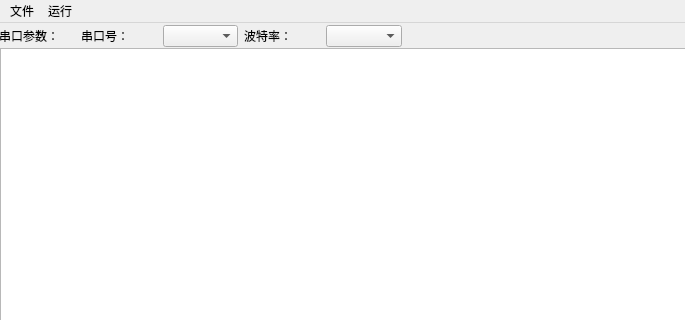
wangjun03/wjtools, file file2serial/f2s_ui.ui: the form before one commit; both pictures show x 0 to 685 and y 0 to 320 of the 1280 by 768 pixel window.
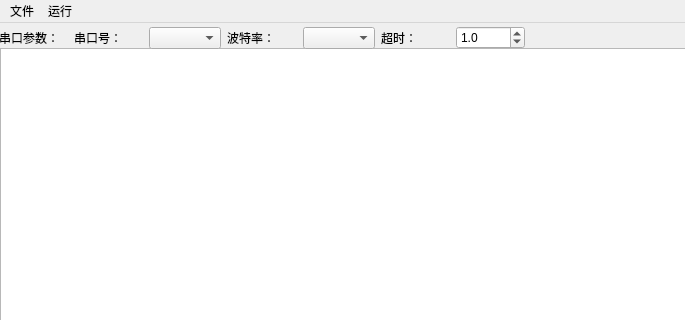
The form after the commit.

Commit message: 增加超时配置

```diff
--- a/file2serial/f2s_ui.ui
+++ b/file2serial/f2s_ui.ui
@@ -47,8 +47,8 @@
      <rect>
       <x>-1</x>
       <y>0</y>
-      <width>403</width>
-      <height>26</height>
+      <width>526</width>
+      <height>30</height>
      </rect>
     </property>
     <layout class="QHBoxLayout" name="horizontalLayout">
@@ -79,6 +79,29 @@
      <item>
       <widget class="QComboBox" name="comboBox_baud"/>
      </item>
+     <item>
+      <widget class="QLabel" name="label_4">
+       <property name="text">
+        <string>超时：</string>
+       </property>
+      </widget>
+     </item>
+     <item>
+      <widget class="QDoubleSpinBox" name="doubleSpinBox">
+       <property name="decimals">
+        <number>1</number>
+       </property>
+       <property name="minimum">
+        <double>0.100000000000000</double>
+       </property>
+       <property name="singleStep">
+        <double>0.100000000000000</double>
+       </property>
+       <property name="value">
+        <double>1.000000000000000</double>
+       </property>
+      </widget>
+     </item>
     </layout>
    </widget>
   </widget>
```
The commit also changes 7 other files.
